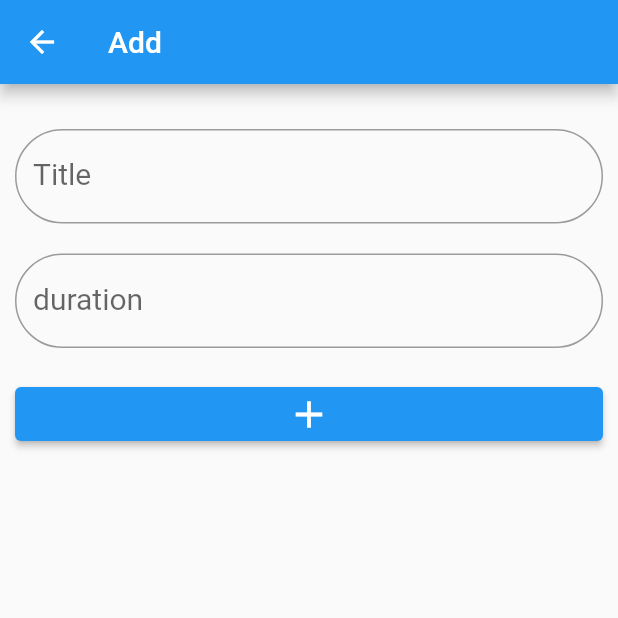
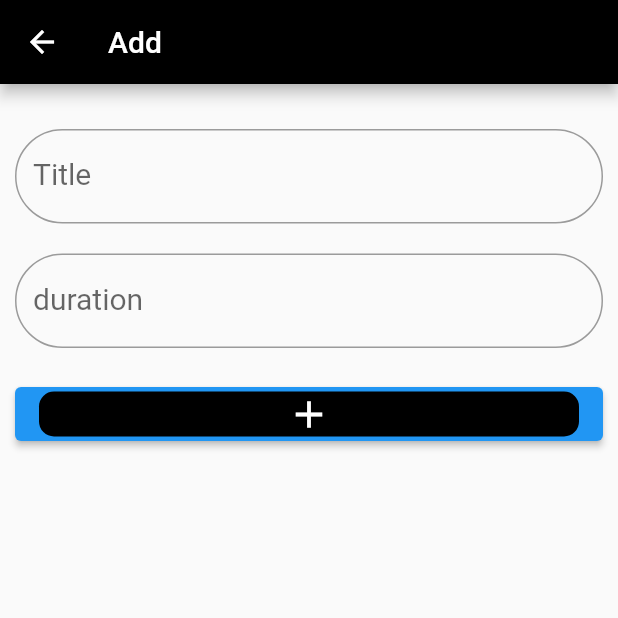
Before and after one commit to TmaneChouaib/flutter-exploration, a Flutter app: the screen it shows after launch, after a tap on the "add" icon, on a phone screen of 412 x 824 dp, the top half of it. Run offline on Flutter 3.47's test engine with Material 2 defaults, Android fonts, the phone set to English and light mode, and no system bars; our stand-ins replace sqflite; accounts and stored records are empty.

```diff
--- a/lib/AddFilm.dart
+++ b/lib/AddFilm.dart
@@ -21,7 +21,7 @@ class _AddFilmState extends State<AddFilm> {
   @override
   Widget build(BuildContext context) {
     return Scaffold(
-      appBar: AppBar(title: Text("Add"),),
+      appBar: AppBar(title: Text("Add"),backgroundColor: Colors.black,),
       body: Container(
         margin: EdgeInsets.all(10),
         child: Column(
@@ -29,7 +29,7 @@ class _AddFilmState extends State<AddFilm> {
             SizedBox(height: 20,),
             TextField(
               controller: title,
-              style: TextStyle(fontSize: 20,color: Colors.purple),
+              style: TextStyle(fontSize: 20,color: Colors.black),
               decoration: InputDecoration(
                 labelText:"Title",
                 border:OutlineInputBorder(borderRadius: BorderRadius.all(Radius.circular(40))),
@@ -38,7 +38,7 @@ class _AddFilmState extends State<AddFilm> {
             SizedBox(height: 20,),
             TextField(
               controller: duration,
-              style: TextStyle(fontSize: 20,color: Colors.purple),
+              style: TextStyle(fontSize: 20,color: Colors.black),
               decoration: InputDecoration(
                 labelText:"duration",
                 border:OutlineInputBorder(borderRadius: BorderRadius.all(Radius.circular(40))),
@@ -47,13 +47,22 @@ class _AddFilmState extends State<AddFilm> {
             SizedBox(height: 20,),
               ElevatedButton(
                   onPressed:() async{
-                    int rep = await sqLdb.insertData("INSERT INTO 'films' (title,duration) VALUES('${title.text}',${int.parse(duration.text)})");
+                    int rep = await sqLdb.insertData(
+                        "INSERT INTO 'films' (title,duration) VALUES('${title.text}',${int.parse(duration.text)})"
+                    );
                   if (rep>0)
                     Navigator.of(context).pushAndRemoveUntil(
                         MaterialPageRoute(builder: (context)=>Home()),
                             (route) => false);
                     },
-                  child: Container(child: Icon(Icons.add,size:30,),width:double.infinity,))
+                  child: Container(
+                    child: Icon(Icons.add,size:30,),
+                    width:double.infinity,
+                    decoration: BoxDecoration(color: Colors.black,
+                    borderRadius: BorderRadius.circular(10),
+                  ),
+                  ),
+              ),
           ],
         ),
       ),
--- a/lib/SQLDB.dart
+++ b/lib/SQLDB.dart
@@ -1,11 +1,11 @@
 import 'dart:async';
-
 import 'package:sqflite/sqflite.dart';
 import 'package:path/path.dart';
 
 
 class SQLdb{
   static Database? _db;
+
 
   Future<Database?> get db async{
     if(_db == null){
@@ -16,7 +16,8 @@ class SQLdb{
     }
   }
 
-  //--------------------------------------------------------
+
+  //----------------------------------------------------------------------------
   Future<Database> initialisation() async{
     String db_path = await getDatabasesPath();
     String path = join(db_path,"db_films");
@@ -24,7 +25,8 @@ class SQLdb{
     return mydb;
   }
 
-  //--------------------------------------------------------
+
+  //----------------------------------------------------------------------------
   _createDB(Database db,int version) async{
     await db.execute('''
     CREATE TABLE "films" (
@@ -32,33 +34,35 @@ class SQLdb{
     "title" TEXT NOT NULL,
     "duration" INT NOT NULL )
     ''');
-    print("--------------------------DB CREATED!--------------------------");
+    print("----------------------------DB CREATED!----------------------------");
   }
 
-  //--------------------------CRUD-------------------------
-  //--------------------------Insert-----------------------
+
+  //CRUD------------------------------------------------------------------------
+  //INSERT----------------------------------------------------------------------
   Future<int> insertData(String sql) async{
     Database? mydb = await db;
     int rep = await mydb!.rawInsert(sql);
     return rep;
   }
-  //--------------------------Read-------------------------
+  //GET-------------------------------------------------------------------------
   Future<List<Map>> getData(String sql) async{
     Database? mydb = await db;
     List<Map> rep = await mydb!.rawQuery(sql);
     return rep;
   }
-  //--------------------------Update-----------------------
+  //UPDATE----------------------------------------------------------------------
   Future<int> updateData(String sql) async{
     Database? mydb = await db;
     int rep = await mydb!.rawUpdate(sql);
     return rep;
   }
-  //--------------------------Delete-----------------------
+  //DELETE----------------------------------------------------------------------
   Future<int> deleteData(String sql) async{
     Database? mydb = await db;
     int rep = await mydb!.rawDelete(sql);
     return rep;
   }
 
+
 }
--- a/lib/main.dart
+++ b/lib/main.dart
@@ -5,10 +5,10 @@ import 'package:films/Home.dart';
 
 void main()=>runApp(MyApp());
 
-//On creer un stless widget MyApp
-//Pour les plegins Flutter visiter le site web pub.dev
+
 class MyApp extends StatelessWidget {
   const MyApp ({Key? key}) : super(key: key);
+
 
   @override
   Widget build(BuildContext context) {
```
Also changed, not shown: lib/Home.dart (+18 -10 lines), lib/UpdateFilm.dart (+9 -5 lines).
